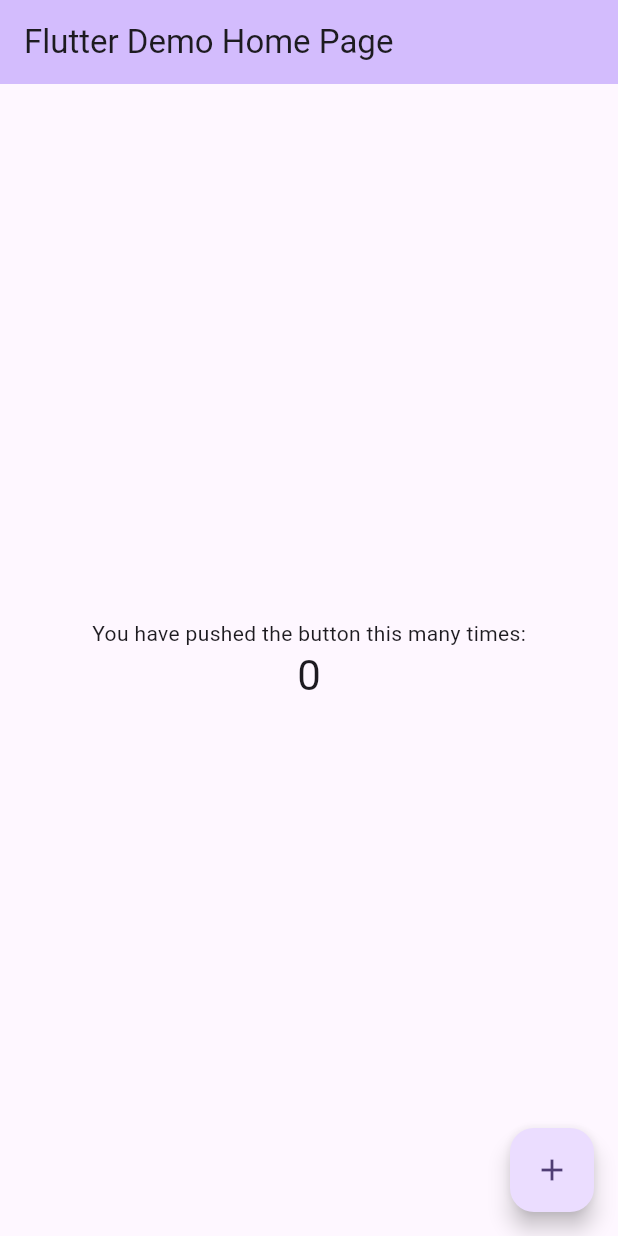
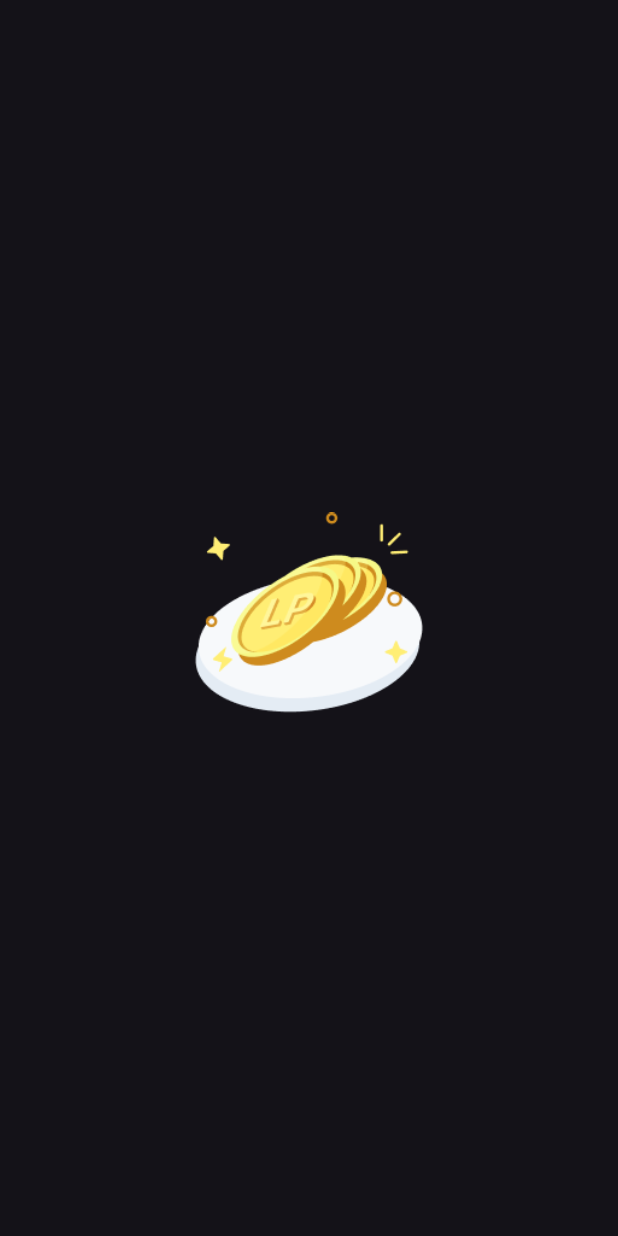
Before and after one commit to downjownnotw/todo_app, a Flutter app: the first screen one second after launch, on a phone screen of 412 x 824 dp. Run offline on Flutter 3.47's test engine with Material 3 defaults, Android fonts, the phone set to English and light mode, and no system bars.

Commit message:
[master] setup base route and Splash Screen flow

```diff
--- a/lib/main.dart
+++ b/lib/main.dart
@@ -1,125 +1,15 @@
 import 'package:flutter/material.dart';
+import 'package:todo_app/screen/route.dart';
 
 void main() {
-  runApp(const MyApp());
+  runApp(
+    MaterialApp(
+      theme: ThemeData(
+        primarySwatch: Colors.green,
+        brightness: Brightness.dark,
+      ),
+      initialRoute:  AppRoute.splashScreen,
+      onGenerateRoute: AppRoute.onGenerateRoute,
+    )
+  );
 }
-
-class MyApp extends StatelessWidget {
-  const MyApp({super.key});
-
-  // This widget is the root of your application.
-  @override
-  Widget build(BuildContext context) {
-    return MaterialApp(
-      title: 'Flutter Demo',
-      theme: ThemeData(
-        // This is the theme of your application.
-        //
-        // TRY THIS: Try running your application with "flutter run". You'll see
-        // the application has a purple toolbar. Then, without quitting the app,
-        // try changing the seedColor in the colorScheme below to Colors.green
-        // and then invoke "hot reload" (save your changes or press the "hot
-        // reload" button in a Flutter-supported IDE, or press "r" if you used
-        // the command line to start the app).
-        //
-        // Notice that the counter didn't reset back to zero; the application
-        // state is not lost during the reload. To reset the state, use hot
-        // restart instead.
-        //
-        // This works for code too, not just values: Most code changes can be
-        // tested with just a hot reload.
-        colorScheme: ColorScheme.fromSeed(seedColor: Colors.deepPurple),
-        useMaterial3: true,
-      ),
-      home: const MyHomePage(title: 'Flutter Demo Home Page'),
-    );
-  }
-}
-
-class MyHomePage extends StatefulWidget {
-  const MyHomePage({super.key, required this.title});
-
-  // This widget is the home page of your application. It is stateful, meaning
-  // that it has a State object (defined below) that contains fields that affect
-  // how it looks.
-
-  // This class is the configuration for the state. It holds the values (in this
-  // case the title) provided by the parent (in this case the App widget) and
-  // used by the build method of the State. Fields in a Widget subclass are
-  // always marked "final".
-
-  final String title;
-
-  @override
-  State<MyHomePage> createState() => _MyHomePageState();
-}
-
-class _MyHomePageState extends State<MyHomePage> {
-  int _counter = 0;
-
-  void _incrementCounter() {
-    setState(() {
-      // This call to setState tells the Flutter framework that something has
-      // changed in this State, which causes it to rerun the build method below
-      // so that the display can reflect the updated values. If we changed
-      // _counter without calling setState(), then the build method would not be
-      // called again, and so nothing would appear to happen.
-      _counter++;
-    });
-  }
-
-  @override
-  Widget build(BuildContext context) {
-    // This method is rerun every time setState is called, for instance as done
-    // by the _incrementCounter method above.
-    //
-    // The Flutter framework has been optimized to make rerunning build methods
-    // fast, so that you can just rebuild anything that needs updating rather
-    // than having to individually change instances of widgets.
-    return Scaffold(
-      appBar: AppBar(
-        // TRY THIS: Try changing the color here to a specific color (to
-        // Colors.amber, perhaps?) and trigger a hot reload to see the AppBar
-        // change color while the other colors stay the same.
-        backgroundColor: Theme.of(context).colorScheme.inversePrimary,
-        // Here we take the value from the MyHomePage object that was created by
-        // the App.build method, and use it to set our appbar title.
-        title: Text(widget.title),
-      ),
-      body: Center(
-        // Center is a layout widget. It takes a single child and positions it
-        // in the middle of the parent.
-        child: Column(
-          // Column is also a layout widget. It takes a list of children and
-          // arranges them vertically. By default, it sizes itself to fit its
-          // children horizontally, and tries to be as tall as its parent.
-          //
-          // Column has various properties to control how it sizes itself and
-          // how it positions its children. Here we use mainAxisAlignment to
-          // center the children vertically; the main axis here is the vertical
-          // axis because Columns are vertical (the cross axis would be
-          // horizontal).
-          //
-          // TRY THIS: Invoke "debug painting" (choose the "Toggle Debug Paint"
-          // action in the IDE, or press "p" in the console), to see the
-          // wireframe for each widget.
-          mainAxisAlignment: MainAxisAlignment.center,
-          children: <Widget>[
-            const Text(
-              'You have pushed the button this many times:',
-            ),
-            Text(
-              '$_counter',
-              style: Theme.of(context).textTheme.headlineMedium,
-            ),
-          ],
-        ),
-      ),
-      floatingActionButton: FloatingActionButton(
-        onPressed: _incrementCounter,
-        tooltip: 'Increment',
-        child: const Icon(Icons.add),
-      ), // This trailing comma makes auto-formatting nicer for build methods.
-    );
-  }
-}
--- /dev/null
+++ b/lib/screen/route.dart
@@ -0,0 +1,28 @@
+import 'package:flutter/cupertino.dart';
+import 'package:flutter/material.dart';
+import 'package:todo_app/screen/splash_screen.dart';
+import 'package:todo_app/screen/task_screen.dart';
+import 'package:todo_app/screen/todo_screen.dart';
+
+class AppRoute{
+  static String splashScreen = 'splash';
+  static String taskScreen = 'task';
+  static String todoScreen = 'todo';
+
+  static Route<dynamic> onGenerateRoute(RouteSettings settings){
+    if(settings.name == splashScreen){
+      return splashRoute();
+    }
+    else if(settings.name == taskScreen){
+      return MaterialPageRoute(builder: (BuildContext context) => const TaskScreen());
+    }
+    else if(settings.name == todoScreen){
+      return MaterialPageRoute(builder: (BuildContext context) => const TodoScreen());
+    }
+    return splashRoute();
+  }
+
+  static Route<dynamic> splashRoute(){
+    return MaterialPageRoute(builder: (BuildContext context) => const SplashScreen());
+  }
+}
--- /dev/null
+++ b/lib/screen/splash_screen.dart
@@ -0,0 +1,61 @@
+import 'package:flutter/material.dart';
+import 'package:todo_app/screen/route.dart';
+
+class SplashScreen extends StatefulWidget{
+  const SplashScreen({super.key});
+
+  @override
+  State<SplashScreen> createState() => _SplashScreenState();
+}
+
+class _SplashScreenState extends State<SplashScreen> {
+  double sizeStart = 0, sizeEnd = 200;
+  int duration = 1000;
+  double opacityStart = 1, opacityEnd = 1;
+
+  @override
+  void initState() {
+    super.initState();
+    animate();
+  }
+
+  void animate(){
+    Future.delayed(const Duration(seconds: 2)).then((value){
+      setState(() {
+        opacityEnd = 0;
+        sizeEnd = 400;
+        duration = 200;
+      });
+      Future.delayed(Duration(milliseconds: duration)).then((value){
+        Navigator.pushReplacementNamed(context, AppRoute.taskScreen);
+      });
+    });
+  }
+
+  @override
+  Widget build(BuildContext context) {
+    return Scaffold(
+      body: Center(
+        child: TweenAnimationBuilder(
+          tween: Tween<double>(begin: sizeStart, end: sizeEnd),
+          duration: Duration(milliseconds: duration),
+          builder: (BuildContext context, double size, Widget? child) {
+            return TweenAnimationBuilder(
+                tween: Tween<double>(begin: opacityStart, end: opacityEnd),
+                duration: Duration(milliseconds: duration),
+                builder: (BuildContext context, double opacity, Widget? child) {
+                  return Opacity(
+                      opacity: opacity,
+                      child: Image.asset(
+                        'asset/image/icon1.png',
+                        width: size,
+                        height: size,
+                      ),
+                  );
+                }
+            );
+          },),
+      ),
+    );
+  }
+}
```
Also changed, not shown: lib/screen/task_screen.dart (added, +15 -0 lines), lib/screen/todo_screen.dart (added, +15 -0 lines), pubspec.yaml (+4 -3 lines), asset/image/icon1.png (added), 1 other file.
